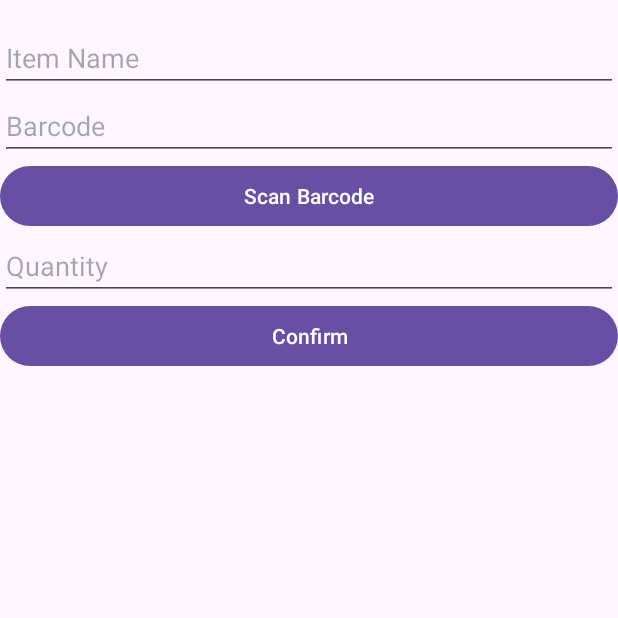
After one commit to kckevinchenzkk/StorageManager, an Android app: the fragment ItemEntryFragment placed in its activity, on a phone screen of 412 x 824 dp, the top half of it. The commit adds this screen. Run offline under Robolectric (Android 15) with nearby library versions, the phone set to English and light mode, and no system bars; libraries missing offline, so code that uses them is left out: com.journeyapps.barcodescanner; 1 statement that could not run was skipped.

Commit message:
Fixed click button
Issues:1. table is not update
2. Scan code no popup window and data cannot write to the Barcode Text

```diff
--- /dev/null
+++ b/QRScanner1/app/src/main/java/com/example/qrscanner1/ItemEntryFragment.java
@@ -0,0 +1,82 @@
+package com.example.qrscanner1;
+
+import android.content.Context;
+import android.os.Bundle;
+import android.view.LayoutInflater;
+import android.view.View;
+import android.view.ViewGroup;
+import android.widget.Button;
+import android.widget.EditText;
+import android.widget.TableLayout;
+import android.widget.TableRow;
+import android.widget.TextView;
+
+import androidx.fragment.app.Fragment;
+
+// ... (import statements)
+
+public class ItemEntryFragment extends Fragment{
+
+    private EditText etItemBarcode, etItemName, etItemQuantity;
+    //private TableLayout tableItems;
+    private ItemEntryListener itemEntryListener;
+    @Override
+    public void onAttach(Context context) {
+        super.onAttach(context);
+        if (context instanceof ItemEntryListener) {
+            itemEntryListener = (ItemEntryListener) context;
+        } else {
+            throw new RuntimeException(context.toString() + " must implement ItemEntryListener");
+        }
+    }
+
+    public ItemEntryFragment() {
+        // Required empty public constructor
+    }
+
+    @Override
+    public View onCreateView(LayoutInflater inflater, ViewGroup container,
+                             Bundle savedInstanceState) {
+        View view = inflater.inflate(R.layout.fragment_item_entry, container, false);
+
+        etItemBarcode = view.findViewById(R.id.et_item_barcode);
+        etItemName = view.findViewById(R.id.et_item_name);
+        etItemQuantity = view.findViewById(R.id.et_item_quantity);
+        Button btnScanBarcode = view.findViewById(R.id.btn_scan_barcode);
+        Button btnConfirm = view.findViewById(R.id.btn_confirm);
+
+        if (getActivity() instanceof MainActivity) {
+            MainActivity mainActivity = (MainActivity) getActivity();
+           // tableItems = mainActivity.getTableItems(); // Get tableItems from MainActivity
+            btnScanBarcode.setOnClickListener(v -> mainActivity.scanCode()); // Use scanCode from MainActivity
+        }
+
+//        btnConfirm.setOnClickListener(v -> {
+//            String itemName = etItemName.getText().toString();
+//            String itemQuantity = etItemQuantity.getText().toString();
+//
+//            TableRow newRow = new TableRow(getActivity());
+//            TextView nameAndQuantity = new TextView(getActivity());
+//            nameAndQuantity.setText(itemName + " - Qty: " + itemQuantity);
+//            newRow.addView(nameAndQuantity);
+////            tableItems.addView(newRow);
+//
+//            getActivity().getSupportFragmentManager().beginTransaction()
+//                    .replace(R.id.fragment_container, new ScanFragment())
+//                    .commit();
+//        });
+        btnConfirm.setOnClickListener(v -> {
+            String itemName = etItemName.getText().toString();
+            String itemQuantity = etItemQuantity.getText().toString();
+            itemEntryListener.onItemEntry(itemName, itemQuantity);
+
+            // Navigate back to ScanFragment
+            getActivity().getSupportFragmentManager().popBackStack();
+        });
+
+
+        // TODO: Implement logic for imgItemPicture selection if needed
+
+        return view;
+    }
+}
--- /dev/null
+++ b/QRScanner1/app/src/main/java/com/example/qrscanner1/ItemEntryListener.java
@@ -0,0 +1,5 @@
+package com.example.qrscanner1;
+
+public interface ItemEntryListener {
+    void onItemEntry(String itemName, String itemQuantity);
+}
--- /dev/null
+++ b/QRScanner1/app/src/main/java/com/example/qrscanner1/ItemsFragment.java
@@ -0,0 +1,32 @@
+package com.example.qrscanner1;
+
+import android.os.Bundle;
+import android.view.LayoutInflater;
+import android.view.View;
+import android.view.ViewGroup;
+import android.widget.Button;
+
+import androidx.fragment.app.Fragment;
+
+public class ItemsFragment extends Fragment {
+    Button btn_scan;
+
+    public ItemsFragment() {
+        // Required empty public constructor
+    }
+
+    @Override
+    public View onCreateView(LayoutInflater inflater, ViewGroup container,
+                             Bundle savedInstanceState) {
+        View view = inflater.inflate(R.layout.fragment_items, container, false);
+        btn_scan = view.findViewById(R.id.btn_items);
+        btn_scan.setOnClickListener(v -> {
+            // Replace with ScanFragment
+            getActivity().getSupportFragmentManager().beginTransaction()
+                    .replace(R.id.fragment_container, new ScanFragment())
+                    .addToBackStack(null)
+                    .commit();
+        });
+        return view;
+    }
+}
--- /dev/null
+++ b/QRScanner1/app/src/main/res/layout/fragment_item_entry.xml
@@ -0,0 +1,49 @@
+<?xml version="1.0" encoding="utf-8"?>
+<!-- fragment_items.xml -->
+<RelativeLayout xmlns:android="http://schemas.android.com/apk/res/android"
+    android:layout_width="match_parent"
+    android:layout_height="match_parent">
+
+    <ImageView
+        android:id="@+id/img_item_picture"
+        android:layout_width="wrap_content"
+        android:layout_height="wrap_content"
+        android:layout_centerHorizontal="true"
+        android:layout_marginTop="16dp"/>
+
+    <EditText
+        android:id="@+id/et_item_name"
+        android:layout_width="match_parent"
+        android:layout_height="wrap_content"
+        android:hint="Item Name"
+        android:layout_below="@id/img_item_picture"/>
+
+    <EditText
+        android:id="@+id/et_item_barcode"
+        android:layout_width="match_parent"
+        android:layout_height="wrap_content"
+        android:hint="Barcode"
+        android:layout_below="@id/et_item_name"/>
+
+    <Button
+        android:id="@+id/btn_scan_barcode"
+        android:layout_width="match_parent"
+        android:layout_height="wrap_content"
+        android:text="Scan Barcode"
+        android:layout_below="@id/et_item_barcode"/>
+
+    <EditText
+        android:id="@+id/et_item_quantity"
+        android:layout_width="match_parent"
+        android:layout_height="wrap_content"
+        android:hint="Quantity"
+        android:inputType="number"
+        android:layout_below="@id/btn_scan_barcode"/>
+
+    <Button
+        android:id="@+id/btn_confirm"
+        android:layout_width="match_parent"
+        android:layout_height="wrap_content"
+        android:text="Confirm"
+        android:layout_below="@id/et_item_quantity"/>
+</RelativeLayout>
```
Also changed, not shown: QRScanner1/app/src/main/java/com/example/qrscanner1/MainActivity.java (+34 -111 lines), QRScanner1/app/src/main/java/com/example/qrscanner1/ScanFragment.java (added, +78 -0 lines), QRScanner1/app/src/main/res/layout/fragment_items.xml (added, +14 -0 lines), QRScanner1/app/src/main/res/layout/fragment_scan.xml (added, +50 -0 lines), QRScanner1/app/src/main/java/com/example/qrscanner1/CaptureAct.java (line endings or trailing spaces).
